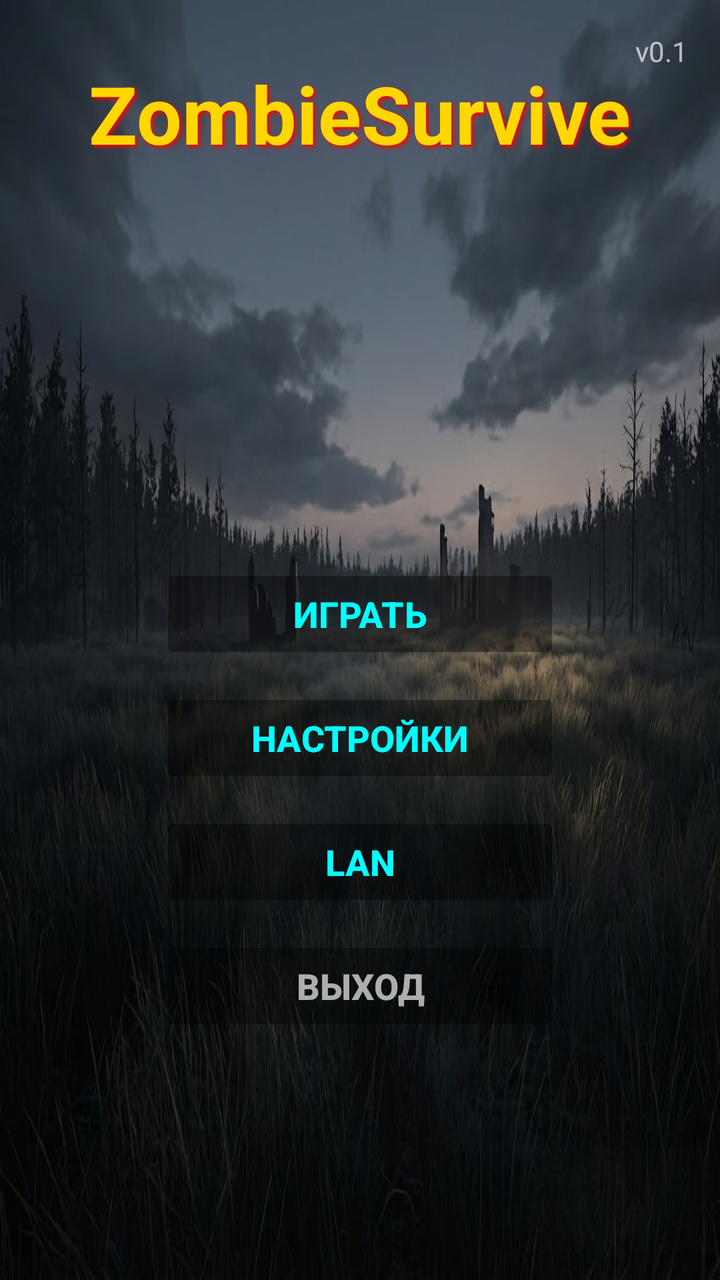
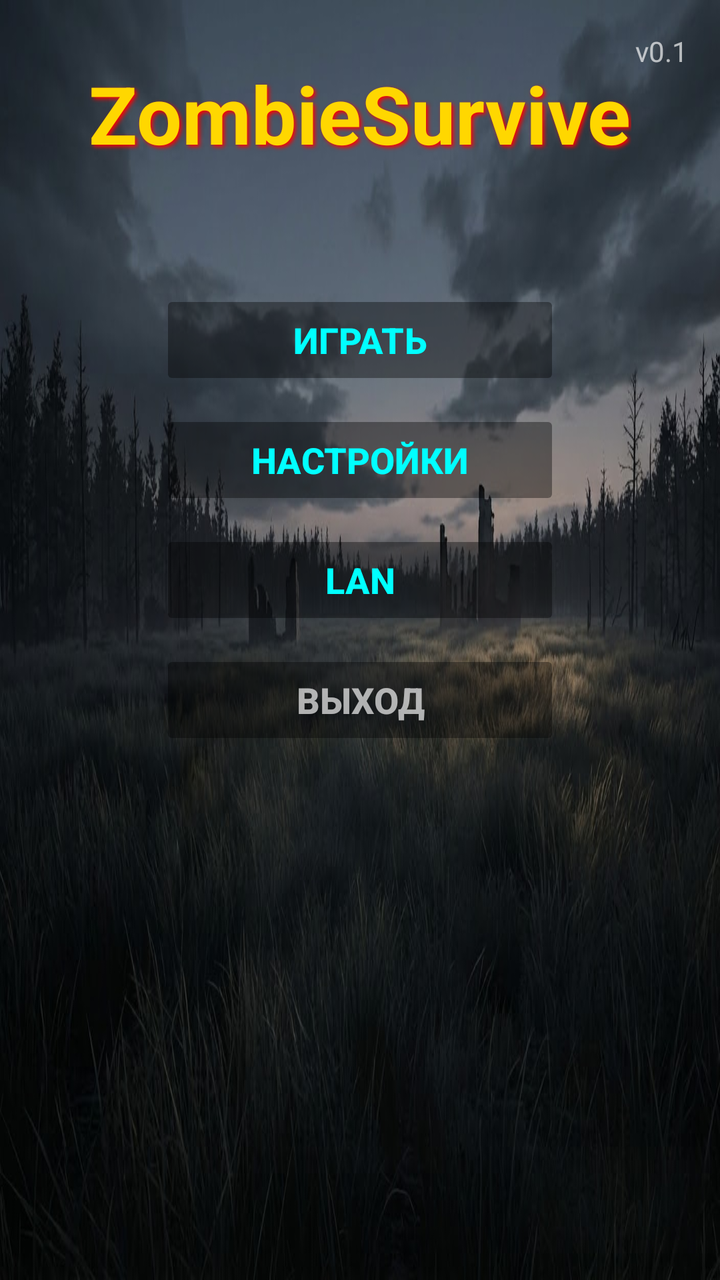

Two renders of the same Android screen: before a commit and after it. Below are the layout's source before the change and the commit's diff.
<!-- AndroidManifest.xml: application theme Theme.AppCompat.NoActionBar -->
<!-- res/layout/activity_menu.xml -->
<?xml version="1.0" encoding="utf-8"?>
<FrameLayout xmlns:android="http://schemas.android.com/apk/res/android"
    android:layout_width="match_parent"
    android:layout_height="match_parent"
    android:background="@drawable/bg_menu">

    
    <TextView
        android:id="@+id/titleText"
        android:layout_width="wrap_content"
        android:layout_height="wrap_content"
        android:layout_gravity="top|center_horizontal"
        android:layout_marginTop="30dp"
        android:text="ZombieSurvive"
        android:textColor="#FFD700"
        android:textSize="40sp"
        android:textStyle="bold"
        android:shadowColor="#FF0000"
        android:shadowDx="3"
        android:shadowDy="3"
        android:shadowRadius="5" />

    
    <LinearLayout
        android:layout_width="wrap_content"
        android:layout_height="wrap_content"
        android:layout_gravity="center"
        android:layout_marginTop="80dp"
        android:orientation="vertical"
        android:gravity="center">

        <Button
            android:id="@+id/btnPlay"
            android:layout_width="200dp"
            android:layout_height="50dp"
            android:text="ИГРАТЬ"
            android:textSize="18sp"
            android:textStyle="bold"
            android:textColor="#00FFFF"
            android:backgroundTint="#60000000"
            android:stateListAnimator="@null" />

        <Button
            android:id="@+id/btnSettings"
            android:layout_width="200dp"
            android:layout_height="50dp"
            android:layout_marginTop="12dp"
            android:text="НАСТРОЙКИ"
            android:textSize="18sp"
            android:textStyle="bold"
            android:textColor="#00FFFF"
            android:backgroundTint="#60000000"
            android:stateListAnimator="@null" />

        <Button
            android:id="@+id/btnLan"
            android:layout_width="200dp"
            android:layout_height="50dp"
            android:layout_marginTop="12dp"
            android:text="LAN"
            android:textSize="18sp"
            android:textStyle="bold"
            android:textColor="#00FFFF"
            android:backgroundTint="#60000000"
            android:stateListAnimator="@null" />

        <Button
            android:id="@+id/btnExit"
            android:layout_width="200dp"
            android:layout_height="50dp"
            android:layout_marginTop="12dp"
            android:text="ВЫХОД"
            android:textSize="18sp"
            android:textStyle="bold"
            android:textColor="#AAFFFFFF"
            android:backgroundTint="#60000000"
            android:stateListAnimator="@null" />

    </LinearLayout>

    
    <TextView
        android:layout_width="wrap_content"
        android:layout_height="wrap_content"
        android:layout_gravity="top|end"
        android:layout_marginTop="16dp"
        android:layout_marginEnd="16dp"
        android:text="v0.1"
        android:textColor="#AAFFFFFF"
        android:textSize="14sp" />

</FrameLayout>
<!-- resources referenced by this layout -->
<resources>
  <!-- drawable bg_menu: jpg bitmap (drawable, 110873 bytes) -->
</resources>

<!-- the commit's change to res/layout/activity_menu.xml (unified diff, before → after) -->
@@ -25,7 +25,7 @@
         android:layout_width="wrap_content"
         android:layout_height="wrap_content"
         android:layout_gravity="center"
-        android:layout_marginTop="80dp"
+        android:layout_marginBottom="60dp" 
         android:orientation="vertical"
         android:gravity="center">
 
@@ -44,7 +44,7 @@
             android:id="@+id/btnSettings"
             android:layout_width="200dp"
             android:layout_height="50dp"
-            android:layout_marginTop="12dp"
+            android:layout_marginTop="10dp"
             android:text="НАСТРОЙКИ"
             android:textSize="18sp"
             android:textStyle="bold"
@@ -56,7 +56,7 @@
             android:id="@+id/btnLan"
             android:layout_width="200dp"
             android:layout_height="50dp"
-            android:layout_marginTop="12dp"
+            android:layout_marginTop="10dp"
             android:text="LAN"
             android:textSize="18sp"
             android:textStyle="bold"
@@ -68,7 +68,7 @@
             android:id="@+id/btnExit"
             android:layout_width="200dp"
             android:layout_height="50dp"
-            android:layout_marginTop="12dp"
+            android:layout_marginTop="10dp"
             android:text="ВЫХОД"
             android:textSize="18sp"
             android:textStyle="bold"
